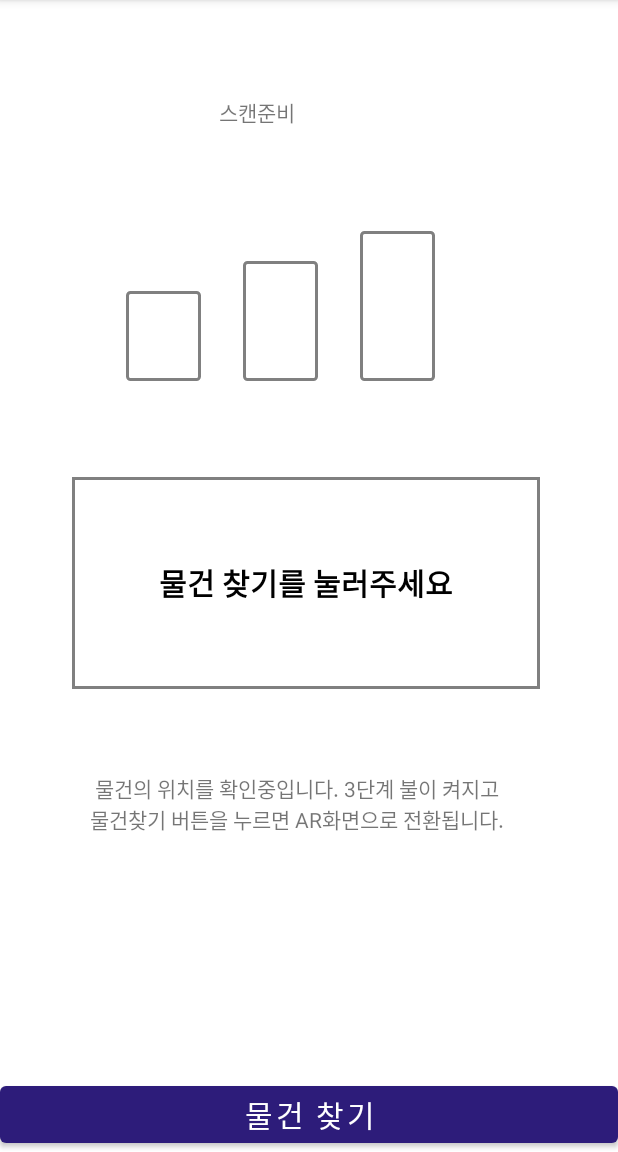
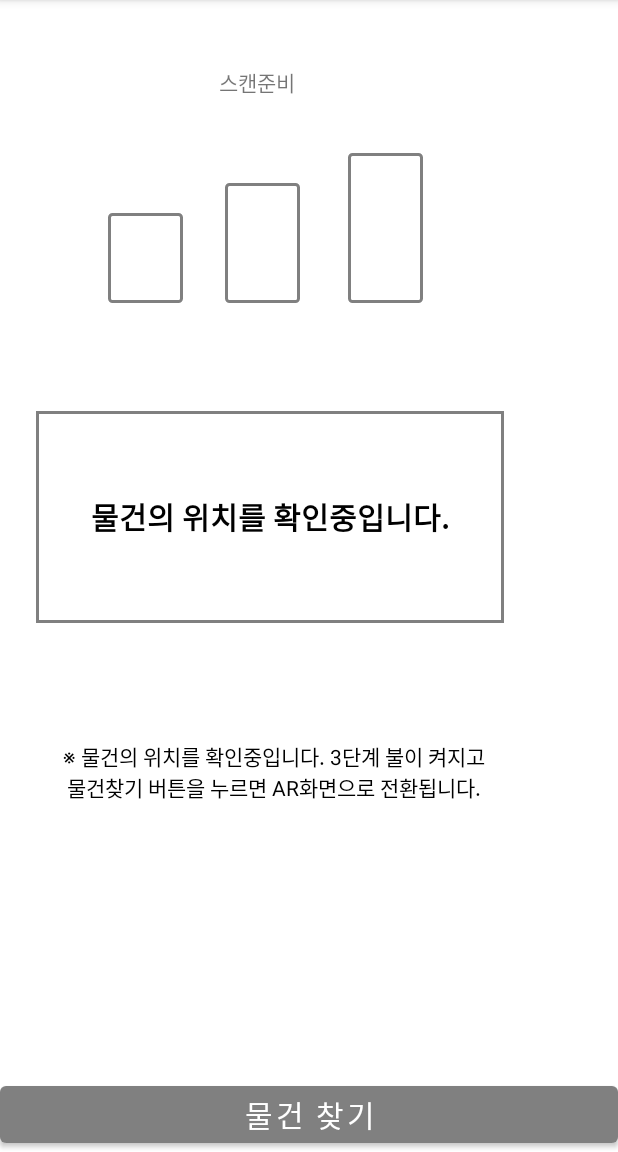
Before and after one commit to sunggh/HongTech, an Android app: the FindForm screen opened directly, with no data from a screen before it, on a phone screen of 412 x 824 dp, the part 84-1236 px from its top. Run offline under Robolectric (Android 15) with nearby library versions, the phone set to English and light mode, and no system bars.

Commit message:
LSJ__0525

```diff
--- a/app/src/main/java/com/example/vision01/FindForm.java
+++ b/app/src/main/java/com/example/vision01/FindForm.java
@@ -16,6 +16,9 @@ import android.hardware.camera2.CameraDevice;
 import android.hardware.Camera;
 import android.os.Build;
 import android.os.Bundle;
+import android.text.Spannable;
+import android.text.SpannableString;
+import android.text.style.ForegroundColorSpan;
 import android.util.AttributeSet;
 import android.util.Log;
 import android.view.SurfaceHolder;
@@ -62,6 +65,11 @@ public class FindForm extends AppCompatActivity {
     public ImageView level3;
     public TextView guide;
     public TextView level_tx;
+
+    SpannableString farMsg;
+    SpannableString nearMsg;
+    SpannableString nearByMsg;
+    SpannableString catchMsg;
 
     public enum CUR_MODE {
         NONE,
@@ -116,7 +124,6 @@ public class FindForm extends AppCompatActivity {
             public void onClick(View v) {
                 switch (Mode) {
                     case NONE:
-                        scan();
                         break;
                     case SEARCH_READY:
                         setLevel0();
@@ -137,6 +144,25 @@ public class FindForm extends AppCompatActivity {
                 }
             }
         });
+        //글자색 바꾸기
+        farMsg = new SpannableString("물건과 멀어지고 있습니다.\n 다시 돌아가 주세요.");
+        nearMsg = new SpannableString("물건과 가까워지고 있습니다.\n 좀 더 앞으로 가주세요.");
+        nearByMsg = new SpannableString("물건이 근처에 있습니다.\n 조금 더 앞으로 가주세요.");
+        catchMsg = new SpannableString("물건 찾기 버튼을 눌러주세요!\n AR화면으로 전환됩니다.");
+
+        farMsg.setSpan( new ForegroundColorSpan( Color.RED ), 4, 8, Spannable.SPAN_EXCLUSIVE_EXCLUSIVE );
+        farMsg.setSpan( new ForegroundColorSpan( Color.RED ), 18, farMsg.length(), Spannable.SPAN_EXCLUSIVE_EXCLUSIVE );
+
+        nearMsg.setSpan( new ForegroundColorSpan( Color.RED ), 4, 9, Spannable.SPAN_EXCLUSIVE_EXCLUSIVE );
+        nearMsg.setSpan( new ForegroundColorSpan( Color.RED ), 20, nearMsg.length(), Spannable.SPAN_EXCLUSIVE_EXCLUSIVE );
+
+        nearByMsg.setSpan( new ForegroundColorSpan( Color.RED ), 4, 7, Spannable.SPAN_EXCLUSIVE_EXCLUSIVE );
+        nearByMsg.setSpan( new ForegroundColorSpan( Color.RED ), 19, nearByMsg.length(), Spannable.SPAN_EXCLUSIVE_EXCLUSIVE );
+
+        catchMsg.setSpan( new ForegroundColorSpan( Color.RED ), 0, 16, Spannable.SPAN_EXCLUSIVE_EXCLUSIVE );
+
+        //실행하면 바로 스캔
+        scan();
     }
 
     private void scan() {
@@ -164,6 +190,7 @@ public class FindForm extends AppCompatActivity {
         double standard_rssi = -75;
         int far_Distance_Count = 0, near_Distance_Count = 0;
         int current_Level = 0;
+
         @RequiresApi(api = Build.VERSION_CODES.O)
         @Override
         public void onScanResult(int callbackType, ScanResult result) {
@@ -185,14 +212,15 @@ public class FindForm extends AppCompatActivity {
                     Log.e("CheckRSSI","value - " + filtered_rssi);
                     current_Level = checkLevel(filtered_rssi);
                     if(current_Level == 3){
-                        guide.setText("물건 찾기 버튼을 눌러주세요! AR화면으로 전환됩니다.");
+                        guide.setText(catchMsg);
                         Mode = CUR_MODE.SEARCH_READY;
+                        findButton.setBackgroundColor(Color.rgb(45,28,122));
                         //Toast.makeText(getApplicationContext(), " 찾기모드가 준비 되었습니다. 버튼을 눌러 시작해주세요", Toast.LENGTH_SHORT).show();
                         break;
                     }
                     if(filtered_rssi > -75) {
                         //Toast.makeText(getApplicationContext(), " 근처에 있습니다. 조금만 앞으로 이동해주세요." + String.valueOf((int)(filtered_rssi)), Toast.LENGTH_SHORT).show();
-                        guide.setText("물건이 근처에 있습니다. 조금 더 앞으로 이동해주세요.");
+                        guide.setText(nearByMsg);
                         break;
                     } else {
                         if(standard_rssi == 0) {
@@ -201,33 +229,33 @@ public class FindForm extends AppCompatActivity {
                         }
                         if((int)filtered_rssi < standard_rssi ) {
                             //멀어지면
-                            Log.e("Far",filtered_rssi + "," + standard_rssi +"-" + far_Distance_Count );
+                            //Log.e("Far",filtered_rssi + "," + standard_rssi +"-" + far_Distance_Count );
                             far_Distance_Count++;
                             near_Distance_Count = 0;
                             standard_rssi = (int)filtered_rssi;
-                            if(far_Distance_Count == 3) {
-                                Log.d("ToastFar","멀어지고 있습니다.");
+                            if(far_Distance_Count == 1) {
+                                guide.setText(farMsg);
+                                //Log.d("ToastFar","멀어지고 있습니다.");
                                 //Toast.makeText(getApplicationContext(), " 신호가 멀어지고 있습니다. :" + String.valueOf((int)(filtered_rssi)), Toast.LENGTH_SHORT).show();
 //                                    if(mToast != null) mToast.cancel(); //다른 토스트가 실시간으로 올라올때 바로바로 지워지게 하는 방법
 //                                    mToast = Toast.makeText(getApplicationContext(), " 신호가 멀어지고 있습니다. :" + String.valueOf((int)(filtered_rssi)), Toast.LENGTH_SHORT);
 //                                    mToast.show();
                                 far_Distance_Count = 0;
-                                guide.setText("물건과 멀어지고 있습니다. 다시 돌아가 주세요.");
                             }
                         }
                         else{   //가까워지면
-                            Log.e("Near",filtered_rssi + "," + standard_rssi+"-" + near_Distance_Count);
+                            //Log.e("Near",filtered_rssi + "," + standard_rssi+"-" + near_Distance_Count);
                             near_Distance_Count++;
                             far_Distance_Count = 0;
                             standard_rssi = (int)filtered_rssi;
-                            if(near_Distance_Count == 3) {
-                                Log.d("ToastFar","가까워지고 있습니다.");
+                            if(near_Distance_Count == 2) {
+                                guide.setText(nearMsg);
+                                //Log.d("ToastFar","가까워지고 있습니다.");
                                 //Toast.makeText(getApplicationContext(), " 신호가 가까워지고 있습니다. :" + String.valueOf((int)(filtered_rssi)), Toast.LENGTH_SHORT).show();
 //                                    if(mToast != null) mToast.cancel();
 //                                    mToast = Toast.makeText(getApplicationContext(), " 신호가 가까워지고 있습니다. :" + String.valueOf((int)(filtered_rssi)), Toast.LENGTH_SHORT);
 //                                    mToast.show();
                                 near_Distance_Count = 0;
-                                guide.setText("물건과 가까워지고 있습니다. 좀 더 앞으로 가주세요.");
                             }
                         }
                     }
@@ -347,8 +375,8 @@ public class FindForm extends AppCompatActivity {
     public int checkLevel(double filtered_rssi){
         int check = 0;
         //Level1 (-82 < filtered_rssi < -77)
-        //Level2 (-77 < filtered_rssi < -72)
-        //Level3 (filtered_rssi > -72) : 3단계에 달성하면 3단계로 고정되고 물건찾기 버튼 활성화
+        //Level2 (-77 < filtered_rssi < -74)
+        //Level3 (filtered_rssi > -74) : 3단계에 달성하면 3단계로 고정되고 물건찾기 버튼 활성화
         if(filtered_rssi < -82){
             level_tx.setText("0단계");
             setLevel0();
@@ -358,7 +386,7 @@ public class FindForm extends AppCompatActivity {
             check = 1;
             setLevel1();
         }
-        else if(filtered_rssi < -72){
+        else if(filtered_rssi < -74){
             level_tx.setText("2단계");
             check = 2;
             setLevel2();
--- a/app/src/main/res/layout/activity_rotation_request.xml
+++ b/app/src/main/res/layout/activity_rotation_request.xml
@@ -9,25 +9,14 @@
     <!-- surfaceview를 상속받아서 만든 임의의 뷰라서 앞에 패키지 이름 필수 -->
 
     <TextView
-        android:id="@+id/textView_level"
-        android:layout_width="87dp"
-        android:layout_height="46dp"
-        android:layout_marginStart="128dp"
-        android:layout_marginTop="52dp"
-        android:gravity="center"
-        android:text="스캔준비"
-        app:layout_constraintStart_toStartOf="parent"
-        app:layout_constraintTop_toTopOf="parent" />
-
-    <TextView
         android:id="@+id/textView_guide"
         android:layout_width="312dp"
         android:layout_height="141dp"
-        android:layout_marginStart="48dp"
-        android:layout_marginTop="64dp"
+        android:layout_marginStart="24dp"
+        android:layout_marginTop="72dp"
         android:background="@drawable/guide_rect"
         android:gravity="center"
-        android:text="물건 찾기를 눌러주세요"
+        android:text="물건의 위치를 확인중입니다."
         android:textColor="#000000"
         android:textSize="20dp"
         android:textStyle="bold"
@@ -35,45 +24,57 @@
         app:layout_constraintTop_toBottomOf="@+id/rssi_level2" />
 
     <ImageView
-        android:id="@+id/rssi_level1"
-        android:layout_width="50dp"
-        android:layout_height="60dp"
-        android:layout_marginStart="84dp"
-        android:layout_marginTop="96dp"
-        android:background="@drawable/shape_60"
-        app:layout_constraintStart_toStartOf="parent"
-        app:layout_constraintTop_toBottomOf="@+id/textView_level"></ImageView>
-
-    <ImageView
         android:id="@+id/rssi_level2"
         android:layout_width="50dp"
         android:layout_height="80dp"
         android:layout_marginStart="28dp"
-        android:layout_marginTop="76dp"
+        android:layout_marginTop="44dp"
         android:background="@drawable/shape_80"
         app:layout_constraintStart_toEndOf="@+id/rssi_level1"
+        app:layout_constraintTop_toBottomOf="@+id/textView_level"></ImageView>
+
+    <ImageView
+        android:id="@+id/rssi_level1"
+        android:layout_width="50dp"
+        android:layout_height="60dp"
+        android:layout_marginStart="72dp"
+        android:layout_marginTop="64dp"
+        android:background="@drawable/shape_60"
+        app:layout_constraintStart_toStartOf="parent"
         app:layout_constraintTop_toBottomOf="@+id/textView_level"></ImageView>
 
     <ImageView
         android:id="@+id/rssi_level3"
         android:layout_width="50dp"
         android:layout_height="100dp"
-        android:layout_marginStart="28dp"
-        android:layout_marginTop="56dp"
+        android:layout_marginStart="32dp"
+        android:layout_marginTop="24dp"
         android:background="@drawable/shape_100"
         app:layout_constraintStart_toEndOf="@+id/rssi_level2"
         app:layout_constraintTop_toBottomOf="@+id/textView_level"></ImageView>
 
     <TextView
         android:id="@+id/textView_info"
-        android:layout_width="284dp"
-        android:layout_height="65dp"
-        android:layout_marginStart="56dp"
-        android:layout_marginTop="44dp"
+        android:layout_width="289dp"
+        android:layout_height="63dp"
+        android:layout_marginStart="38dp"
+        android:layout_marginTop="68dp"
         android:gravity="center"
-        android:text="물건의 위치를 확인중입니다. 3단계 불이 켜지고 물건찾기 버튼을 누르면 AR화면으로 전환됩니다."
+        android:text="※ 물건의 위치를 확인중입니다. 3단계 불이 켜지고 물건찾기 버튼을 누르면 AR화면으로 전환됩니다."
+        android:textColor="#000000"
         app:layout_constraintStart_toStartOf="parent"
         app:layout_constraintTop_toBottomOf="@+id/textView_guide" />
+
+    <TextView
+        android:id="@+id/textView_level"
+        android:layout_width="87dp"
+        android:layout_height="46dp"
+        android:layout_marginStart="128dp"
+        android:layout_marginTop="32dp"
+        android:gravity="center"
+        android:text="스캔준비"
+        app:layout_constraintStart_toStartOf="parent"
+        app:layout_constraintTop_toTopOf="parent" />
 
     <Button
         android:id="@+id/button_find"
@@ -81,7 +82,7 @@
         android:layout_height="50dp"
         android:text="물건 찾기"
         android:textSize="20dp"
-        app:backgroundTint="#2D1C7A"
+        app:backgroundTint="#808080"
         app:layout_constraintBottom_toBottomOf="parent"
         app:layout_constraintLeft_toLeftOf="parent"
         app:layout_constraintRight_toRightOf="parent"
```
